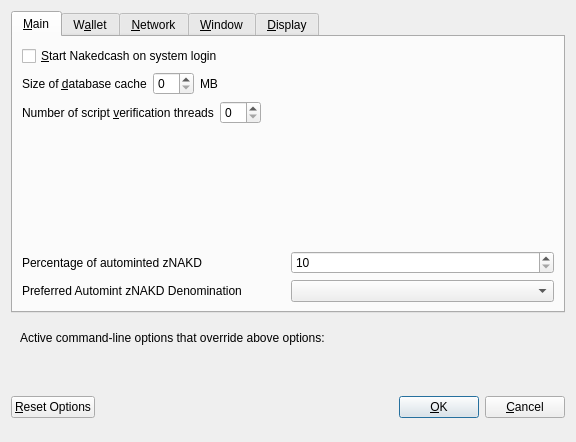
This is src/qt/forms/optionsdialog.ui in thnass/nakedcash as Qt 5 draws it before an edit. The edited form follows.
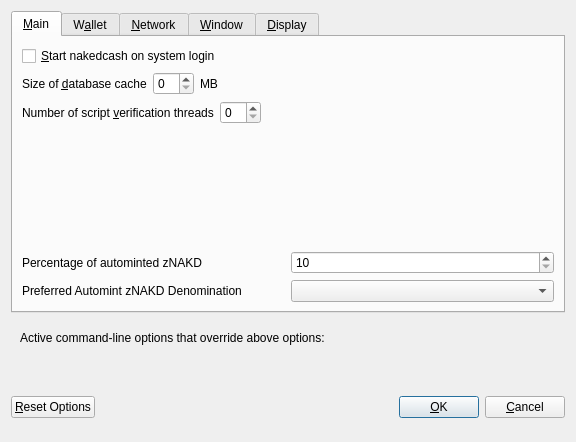
This is the edited form. Custom widgets are drawn as their Qt base class.

```diff
--- a/src/qt/forms/optionsdialog.ui
+++ b/src/qt/forms/optionsdialog.ui
@@ -33,7 +33,7 @@
           <string>Automatically start Nakedcash after logging in to the system.</string>
          </property>
          <property name="text">
-          <string>&amp;Start Nakedcash on system login</string>
+          <string>&amp;Start nakedcash on system login</string>
          </property>
         </widget>
        </item>
```
Left out of the diff: 10 changed lines with no effect on the pictures.
